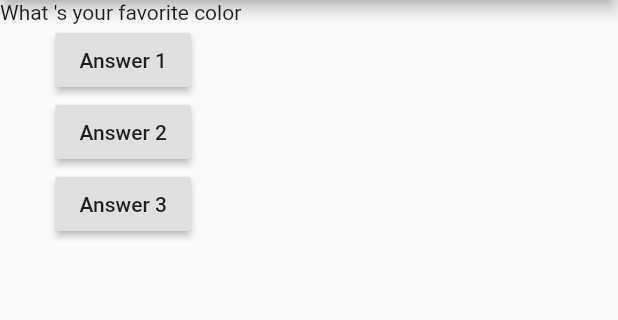
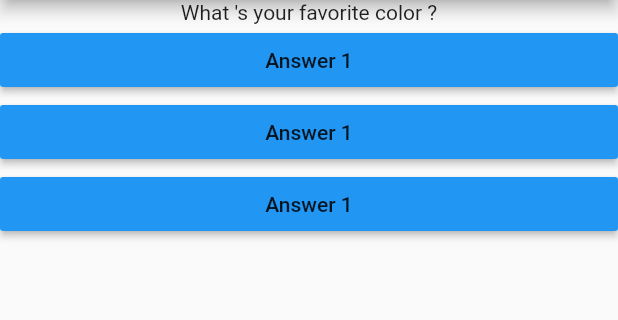
Before and after one commit to mayankitamazons/flutterstudy, a Flutter app: the screen it shows after launch, after a tap on "Answer 1", on a phone screen of 412 x 824 dp, the part 84-404 px from its top. Run offline on Flutter 3.47's test engine with Material 2 defaults, Android fonts, the phone set to English and light mode, and no system bars.

Commit message:
question answer 1

```diff
--- /dev/null
+++ b/lib/answer.dart
@@ -0,0 +1,17 @@
+import 'package:flutter/material.dart';
+
+class Answer extends StatelessWidget {
+  final VoidCallback SelectHadler;
+  Answer(this.SelectHadler);
+  @override
+  Widget build(BuildContext context) {
+    return Container(
+      width: double.infinity,
+      child: RaisedButton(
+        child: Text('Answer 1'),
+        onPressed: SelectHadler,
+        color: Colors.blue,
+      ),
+    );
+  }
+}
--- a/lib/main.dart
+++ b/lib/main.dart
@@ -1,23 +1,50 @@
 import 'package:flutter/material.dart';
+import './question.dart';
+import './answer.dart';
 
 main() {
   runApp(MyApp());
 }
 
-class MyApp extends StatelessWidget {
-  int questionIndex = 0;
-  void answerQuestion() {
-    questionIndex = questionIndex + 1;
-    print(questionIndex);
+class MyApp extends StatefulWidget {
+  @override
+  State<StatefulWidget> createState() {
+    // TODO: implement createState
+    return _MyAppState();
+  }
+}
+
+class _MyAppState extends State<MyApp> {
+  var _questionIndex = 0;
+  void _answerQuestion() {
+    setState(() {
+      _questionIndex = _questionIndex + 1;
+    });
+
+    print(_questionIndex);
     //print('Answer Choosen !');
   }
 
   @override
   Widget build(BuildContext context) {
     var questions = [
-      'What \'s your favorite color ',
+      'What \'s your favorite color ?',
       'Whats your favorite animal ?'
     ];
+    // var questions = [
+    //   {
+    //     'questionText': 'What \'s your favorite color ?',
+    //     'answer': ['Black', 'Blue', 'Gray', 'Red']
+    //   },
+    //   {
+    //     'questionText': 'Whats your favorite animal ?',
+    //     'answer': ['Rabbit', 'Cow', 'None', 'Camel']
+    //   },
+    //   {
+    //     'questionText': 'What \'s your favorite Teacher ?',
+    //     'answer': ['Dheeraj', 'Dheeraj', 'Dheeraj', 'Dheeraj']
+    //   }
+    // ];
     return MaterialApp(
       home: Scaffold(
           appBar: AppBar(
@@ -26,13 +53,18 @@ class MyApp extends StatelessWidget {
           body: Column(
             children: <Widget>[
               // first method
-              // Text(questions.elementAt(0)),
+              Text(questions.elementAt(0)),
               // 2nd method
-              Text(questions[questionIndex]),
+              // Question(questions[_questionIndex]['questionText']),
+
+              Answer(_answerQuestion),
+              Answer(_answerQuestion),
+              Answer(_answerQuestion),
+              /*
               RaisedButton(
                 child: Text('Answer 1'),
                 // named function
-                onPressed: answerQuestion,
+                onPressed: _answerQuestion,
               ),
               RaisedButton(
                 child: Text('Answer 2'),
@@ -46,6 +78,7 @@ class MyApp extends StatelessWidget {
                   print('Answer 3 chosen ');
                 },
               ),
+              */
             ],
           )),
     );
```
Also changed, not shown: lib/question.dart (added, +19 -0 lines).
